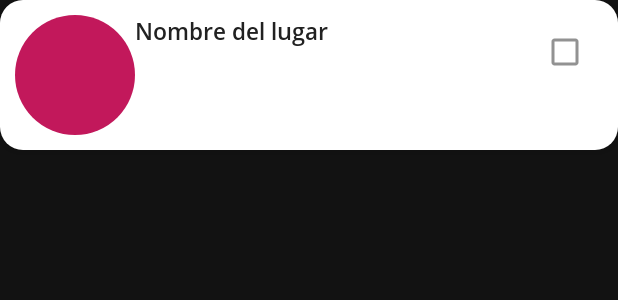
After one commit to radamisil/ProyectoFinalAndroid, an Android app: the layout item_place.xml on its own in the app's theme, with its tools: preview values and no code run, on a phone screen of 412 x 824 dp. The commit adds this screen. Shown: the top 300 px of the screen. Run offline under Robolectric (Android 15) with nearby library versions, the phone set to English and light mode, and no system bars.

Commit message:
Item place layout - in progress

```diff
--- /dev/null
+++ b/app/src/main/res/layout/item_place.xml
@@ -0,0 +1,38 @@
+<?xml version="1.0" encoding="utf-8"?>
+<LinearLayout xmlns:android="http://schemas.android.com/apk/res/android"
+              xmlns:app="http://schemas.android.com/apk/res-auto" xmlns:tools="http://schemas.android.com/tools"
+              android:orientation="horizontal"
+              android:layout_width="match_parent"
+              android:layout_height="wrap_content"
+              android:background="@drawable/bg_light_rounded"
+              android:elevation="4dp"
+              android:padding="10dp">
+
+    <ImageView
+            android:layout_width="80dp"
+            android:layout_height="80dp"
+            android:background="@drawable/bg_circle_primary"
+            android:id="@+id/ivPlaceImage"/>
+
+    <androidx.constraintlayout.widget.ConstraintLayout
+            android:layout_width="match_parent"
+            android:layout_height="wrap_content">
+
+        <TextView
+                android:layout_width="0dp"
+                android:layout_height="wrap_content"
+                android:id="@+id/tvPlaceName"
+                app:layout_constraintLeft_toLeftOf="parent"
+                app:layout_constraintLeft_toRightOf="@id/cbLike"
+                tools:text="Nombre del lugar"
+                android:fontFamily="@font/opensans_semibold"
+                style="@style/style_texts_titles"/>
+
+        <CheckBox
+                android:layout_width="50dp"
+                android:layout_height="50dp"
+                android:id="@+id/cbLike"
+                app:layout_constraintRight_toRightOf="parent"/>
+    </androidx.constraintlayout.widget.ConstraintLayout>
+
+</LinearLayout>
--- a/app/src/main/res/values/colors.xml
+++ b/app/src/main/res/values/colors.xml
@@ -1,38 +1,5 @@
 <?xml version="1.0" encoding="utf-8"?>
 <resources>
-    <!--<color name="colorPrimary">#008577</color>
-    <color name="colorPrimaryDark">#00574B</color>
-    <color name="colorAccent">#D81B60</color>-->
-
-    <!--<color name="colorPrimary">#f74842</color>
-    <color name="colorPrimaryDark">#b92427</color>
-    <color name="colorAccent">#00adb3</color>-->
-
-    <!--<color name="colorPrimary">#BA0000</color>
-    <color name="colorPrimaryDark">#910000</color>
-    <color name="colorAccent">#FC3636</color>-->
-
-    <!--<color name="colorPrimary">#b83709</color>
-    <color name="colorPrimaryDark">#910000</color>
-    <color name="colorAccent">#fb5f02</color>-->
-
-    <!--<color name="colorPrimary">#c0392b</color>
-    <color name="colorPrimaryDark">#cb1204</color>
-    <color name="colorAccent">#cddc39</color>-->
-
-    <!--<color name="colorPrimary">#e51c23
-    </color>
-    <color name="colorPrimaryDark">#cb1204</color>
-    <color name="colorAccent">#ffeb3b</color>-->
-
-    <!--<color name="colorPrimary">#4DB6AC</color>
-    <color name="colorPrimaryDark">#00796B</color>
-    <color name="colorAccent">#FFF8E1</color>-->
-
-    <!--<color name="colorPrimary">#D32F2F</color>
-    <color name="colorPrimaryDark">#B71C1C</color>
-    <color name="colorAccent">#FFF8E1</color>-->
-
     <color name="colorPrimary">#C2185B</color>
     <color name="colorPrimaryDark">#880E4F</color>
     <color name="colorAccent">#FFAB00</color>
@@ -41,8 +8,11 @@
     <color name="colorDarkerLightGrey">#E0E0E0</color>
     <color name="colorGrey">#616161</color>
     <color name="colorDarkSemiTransparent">#99000000</color>
+    <color name="colorGreyDarker">#424242</color>
+    <color name="colorGreyDark">#212121</color>
+
 
     <color name="colorGreen">#94c11f</color>
-    <color name="colorRed">#e72f29</color>}
+    <color name="colorRed">#e72f29</color>
 
 </resources>
--- a/app/src/main/res/values/strings.xml
+++ b/app/src/main/res/values/strings.xml
@@ -37,6 +37,11 @@
     <string name="text_por_favor_ingresa_un_correo_electronico_valido">Por favor, ingresa un correo electrónico válido
     </string>
     <string name="text_las_contrasenias_no_coinciden">Las contraseñas no coinciden</string>
+    <string name="text_mapa">Mapa</string>
+    <string name="text_mis_lugares_favoritos">Mis lugares favoritos</string>
+    <string name="text_historial">Historial</string>
+    <string name="text_info">Info</string>
+    <string name="text_cerrar_sesion">Cerrar sesión</string>
 
 
     <string-array name="placeTypes">
--- a/app/src/main/res/values/styles.xml
+++ b/app/src/main/res/values/styles.xml
@@ -39,4 +39,14 @@
         <item name="android:fontFamily">@font/opensans_regular</item>
         <item name="android:textColor">@android:color/white</item>
     </style>
+    <style name="style_texts_titles">
+        <item name="android:fontFamily">@font/opensans_semibold</item>
+        <item name="android:textColor">@color/colorGreyDark</item>
+        <item name="android:textSize">15sp</item>
+    </style>
+    <style name="style_regular_texts">
+        <item name="android:fontFamily">@font/opensans_regular</item>
+        <item name="android:textColor">@color/colorGreyDarker</item>
+        <item name="android:textSize">14sp</item>
+    </style>
 </resources>
```
Also changed, not shown: app/src/main/res/layout/layout_place_detail_content.xml (+4 -11 lines), app/src/main/res/menu/menu_sidebar.xml (+5 -5 lines).
